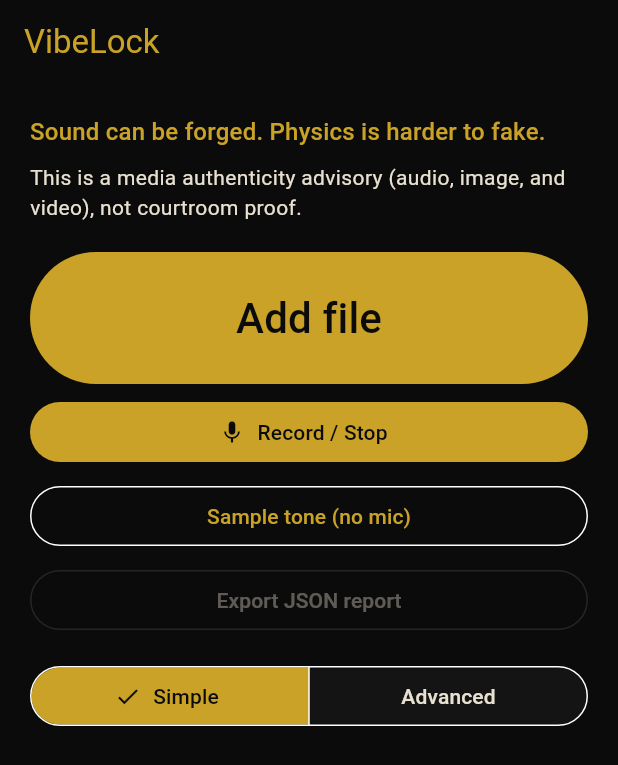
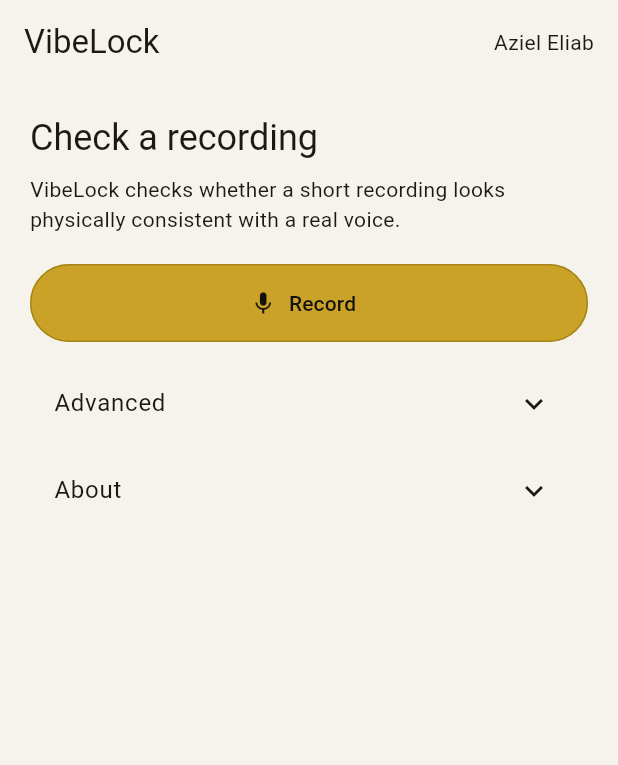
Before and after one commit to AzielEliab/vibelock, a Flutter app: the screen it shows after launch, on a phone screen of 412 x 824 dp. Shown: the top 765 px of the screen. Run offline on Flutter 3.47's test engine with Material 3 defaults, Android fonts, the phone set to English and light mode, and no system bars; our stand-ins replace file_picker; missing offline and left inert: record.

Commit message:
Make the downloaded VibeLock app easier to start (#13)
Bare vibelock now welcomes a person and names the next command. Help is a short command list, mistakes include a next step, and the local page keeps one primary action with the rest under Advanced.

Co-authored-by: Cursor Agent <cursoragent@cursor.com>
Co-authored-by: Aziel Elroi Eliab <AzielEliab@users.noreply.github.com>

```diff
--- /dev/null
+++ b/RUN.txt
@@ -0,0 +1,11 @@
+VibeLock
+Author: Aziel Eliab
+
+VibeLock checks whether a recording, a photo, or a short clip looks physically consistent with a real voice or camera.
+
+1. python -m venv .venv && . .venv/bin/activate && pip install -e .
+2. vibelock ui
+3. Open http://127.0.0.1:8760 and choose Add file.
+
+Optional: vibelock doctor
+Help: vibelock --help
--- a/mobile/lib/main.dart
+++ b/mobile/lib/main.dart
@@ -24,7 +24,9 @@ class VibeLockApp extends StatelessWidget {
     return MaterialApp(
       title: 'VibeLock',
       debugShowCheckedModeBanner: false,
-      theme: buildAppTheme(),
+      theme: buildLightTheme(),
+      darkTheme: buildDarkTheme(),
+      themeMode: ThemeMode.system,
       home: const RecordPage(),
     );
   }
@@ -72,7 +74,8 @@ class _RecordPageState extends State<RecordPage> {
       if (!ok) {
         setState(() {
           _busy = false;
-          _status = 'Microphone permission denied.';
+          _status =
+              'Microphone permission denied. Allow the microphone, or open Advanced and choose Add file.';
         });
         return;
       }
@@ -93,7 +96,7 @@ class _RecordPageState extends State<RecordPage> {
     } catch (e) {
       setState(() {
         _busy = false;
-        _status = 'Could not start recorder: $e';
+        _status = 'Could not start the recorder: $e. Try again, or open Advanced and choose Add file.';
       });
     }
   }
@@ -139,7 +142,7 @@ class _RecordPageState extends State<RecordPage> {
       if (path == null) {
         setState(() {
           _busy = false;
-          _status = 'No file produced.';
+          _status = 'No recording was saved. Tap Record and try again.';
         });
         return;
       }
@@ -176,7 +179,7 @@ class _RecordPageState extends State<RecordPage> {
       if (picked == null || picked.files.isEmpty) {
         setState(() {
           _busy = false;
-          _status = 'No file added.';
+          _status = 'No file added. Choose a WAV, or tap Record.';
         });
         return;
       }
@@ -188,7 +191,7 @@ class _RecordPageState extends State<RecordPage> {
       if (bytes == null) {
         setState(() {
           _busy = false;
-          _status = 'Could not read that file.';
+          _status = 'Could not read that file. Try another WAV.';
         });
         return;
       }
@@ -209,7 +212,7 @@ class _RecordPageState extends State<RecordPage> {
   Future<void> _export() async {
     final result = _result;
     if (result == null) {
-      setState(() => _status = 'Add a file first, then export.');
+      setState(() => _status = 'Add a file first, then export. Open Advanced and choose Add file.');
       return;
     }
     try {
@@ -239,51 +242,33 @@ class _RecordPageState extends State<RecordPage> {
 
   @override
   Widget build(BuildContext context) {
+    final recording = _status == 'Recording… tap Stop when done.';
     return Scaffold(
-      appBar: AppBar(title: const Text('VibeLock')),
+      appBar: AppBar(
+        title: const Text('VibeLock'),
+        actions: const [
+          Padding(
+            padding: EdgeInsets.only(right: 16),
+            child: Center(child: Text('Aziel Eliab')),
+          ),
+        ],
+      ),
       body: ListView(
         padding: const EdgeInsets.all(20),
         children: [
           Text(
-            'Sound can be forged. Physics is harder to fake.',
-            style: Theme.of(context).textTheme.titleMedium?.copyWith(
-                  color: kGold,
-                ),
+            'Check a recording',
+            style: Theme.of(context).textTheme.headlineSmall,
           ),
           const SizedBox(height: 8),
-          const Text(kLimitation),
+          const Text(
+            'VibeLock checks whether a short recording looks physically consistent with a real voice.',
+          ),
           const SizedBox(height: 20),
-          SizedBox(
-            height: 88,
-            child: FilledButton(
-              onPressed: _busy ? null : _addFile,
-              child: const Text('Add file', style: TextStyle(fontSize: 28)),
-            ),
-          ),
-          const SizedBox(height: 8),
           FilledButton.icon(
             onPressed: _busy ? null : _tap,
-            icon: const Icon(Icons.mic),
-            label: const Text('Record / Stop'),
-          ),
-          const SizedBox(height: 8),
-          OutlinedButton(
-            onPressed: _busy ? null : _demo,
-            child: const Text('Sample tone (no mic)'),
-          ),
-          const SizedBox(height: 8),
-          OutlinedButton(
-            onPressed: _result == null ? null : _export,
-            child: const Text('Export JSON report'),
-          ),
-          const SizedBox(height: 16),
-          SegmentedButton<bool>(
-            segments: const [
-              ButtonSegment(value: false, label: Text('Simple')),
-              ButtonSegment(value: true, label: Text('Advanced')),
-            ],
-            selected: {_advanced},
-            onSelectionChanged: (s) => setState(() => _advanced = s.first),
+            icon: Icon(recording ? Icons.stop : Icons.mic),
+            label: Text(recording ? 'Stop' : 'Record'),
           ),
           if (_status != null) ...[
             const SizedBox(height: 16),
@@ -298,6 +283,51 @@ class _RecordPageState extends State<RecordPage> {
             const SizedBox(height: 24),
             _ScoreCard(result: _result!, advanced: _advanced),
           ],
+          const SizedBox(height: 12),
+          ExpansionTile(
+            title: const Text('Advanced'),
+            onExpansionChanged: (open) => setState(() => _advanced = open),
+            children: [
+              const Align(
+                alignment: Alignment.centerLeft,
+                child: Padding(
+                  padding: EdgeInsets.only(bottom: 8),
+                  child: Text(
+                    'Simple shows one sentence and a score. Open this section for a file, a sample, export, and checks.',
+                  ),
+                ),
+              ),
+              OutlinedButton(
+                onPressed: _busy ? null : _addFile,
+                child: const Text('Add file'),
+              ),
+              const SizedBox(height: 8),
+              OutlinedButton(
+                onPressed: _busy ? null : _demo,
+                child: const Text('Sample tone (no mic)'),
+              ),
+              const SizedBox(height: 8),
+              OutlinedButton(
+                onPressed: _result == null ? null : _export,
+                child: const Text('Export JSON report'),
+              ),
+              const SizedBox(height: 8),
+            ],
+          ),
+          ExpansionTile(
+            title: const Text('About'),
+            children: const [
+              Align(
+                alignment: Alignment.centerLeft,
+                child: Padding(
+                  padding: EdgeInsets.only(bottom: 12),
+                  child: Text(
+                    'Author Aziel Eliab. $kLimitation Reading stays on this phone.',
+                  ),
+                ),
+              ),
+            ],
+          ),
         ],
       ),
     );
--- a/mobile/lib/theme.dart
+++ b/mobile/lib/theme.dart
@@ -1,60 +1,103 @@
 import 'package:flutter/material.dart';
 
-/// Matte black + gold Material 3 dark theme. No analytics.
-const Color kMatteBlack = Color(0xFF0B0B0B);
-const Color kSurface = Color(0xFF141414);
+/// Gold focus and calm paper / near-black surfaces. No analytics.
+const Color kMatteBlack = Color(0xFF12110E);
+const Color kSurface = Color(0xFF1C1B17);
 const Color kGold = Color(0xFFC9A227);
 const Color kGoldDim = Color(0xFF8A7219);
-const Color kIvory = Color(0xFFE8E0D0);
+const Color kIvory = Color(0xFFF4F0E6);
+const Color kPaper = Color(0xFFF6F3EC);
+const Color kInk = Color(0xFF1C1915);
 
-ThemeData buildAppTheme() {
-  const scheme = ColorScheme.dark(
+ThemeData buildAppTheme() => buildDarkTheme();
+
+ThemeData buildLightTheme() {
+  return _theme(
+    brightness: Brightness.light,
+    background: kPaper,
+    surface: const Color(0xFFFFFDF8),
+    onSurface: kInk,
+    mutedFill: const Color(0xFFF3EEE4),
+  );
+}
+
+ThemeData buildDarkTheme() {
+  return _theme(
     brightness: Brightness.dark,
+    background: kMatteBlack,
+    surface: kSurface,
+    onSurface: kIvory,
+    mutedFill: const Color(0xFF1A1A1A),
+  );
+}
+
+ThemeData _theme({
+  required Brightness brightness,
+  required Color background,
+  required Color surface,
+  required Color onSurface,
+  required Color mutedFill,
+}) {
+  final scheme = ColorScheme(
+    brightness: brightness,
     primary: kGold,
     onPrimary: kMatteBlack,
     secondary: kGoldDim,
-    onSecondary: kIvory,
-    surface: kSurface,
-    onSurface: kIvory,
-    error: Color(0xFFB54A4A),
+    onSecondary: brightness == Brightness.dark ? kIvory : kInk,
+    surface: surface,
+    onSurface: onSurface,
+    error: const Color(0xFFB54A4A),
     onError: kIvory,
   );
+  final focusSide = WidgetStateProperty.resolveWith<BorderSide?>((states) {
+    if (states.contains(WidgetState.focused)) {
+      return const BorderSide(color: kGold, width: 2);
+    }
+    return null;
+  });
   return ThemeData(
     useMaterial3: true,
-    brightness: Brightness.dark,
+    brightness: brightness,
     colorScheme: scheme,
-    scaffoldBackgroundColor: kMatteBlack,
-    appBarTheme: const AppBarTheme(
-      backgroundColor: kMatteBlack,
-      foregroundColor: kGold,
+    scaffoldBackgroundColor: background,
+    focusColor: kGold,
+    appBarTheme: AppBarTheme(
+      backgroundColor: background,
+      foregroundColor: onSurface,
       elevation: 0,
       centerTitle: false,
     ),
     cardTheme: CardThemeData(
-      color: kSurface,
+      color: surface,
       elevation: 0,
       shape: RoundedRectangleBorder(
         borderRadius: BorderRadius.circular(12),
-        side: const BorderSide(color: Color(0x33C9A227)),
+        side: const BorderSide(color: Color(0x59C9A227)),
       ),
+    ),
+    filledButtonTheme: FilledButtonThemeData(
+      style: ButtonStyle(
+        backgroundColor: const WidgetStatePropertyAll(kGold),
+        foregroundColor: const WidgetStatePropertyAll(kMatteBlack),
+        minimumSize: const WidgetStatePropertyAll(Size.fromHeight(52)),
+        side: WidgetStateProperty.resolveWith((states) {
+          if (states.contains(WidgetState.focused)) {
+            return const BorderSide(color: kInk, width: 2);
+          }
+          return const BorderSide(color: Color(0xFFA68516));
+        }),
+      ),
+    ),
+    outlinedButtonTheme: OutlinedButtonThemeData(
+      style: ButtonStyle(side: focusSide),
     ),
     inputDecorationTheme: InputDecorationTheme(
       filled: true,
-      fillColor: const Color(0xFF1A1A1A),
+      fillColor: mutedFill,
       border: OutlineInputBorder(borderRadius: BorderRadius.circular(10)),
       focusedBorder: OutlineInputBorder(
         borderRadius: BorderRadius.circular(10),
-        borderSide: const BorderSide(color: kGold),
-      ),
-    ),
-    segmentedButtonTheme: SegmentedButtonThemeData(
-      style: ButtonStyle(
-        foregroundColor: WidgetStateProperty.resolveWith((s) {
-          return s.contains(WidgetState.selected) ? kMatteBlack : kIvory;
-        }),
-        backgroundColor: WidgetStateProperty.resolveWith((s) {
-          return s.contains(WidgetState.selected) ? kGold : kSurface;
-        }),
+        borderSide: const BorderSide(color: kGold, width: 2),
       ),
     ),
   );
```
Also changed, not shown: 10 other files.
